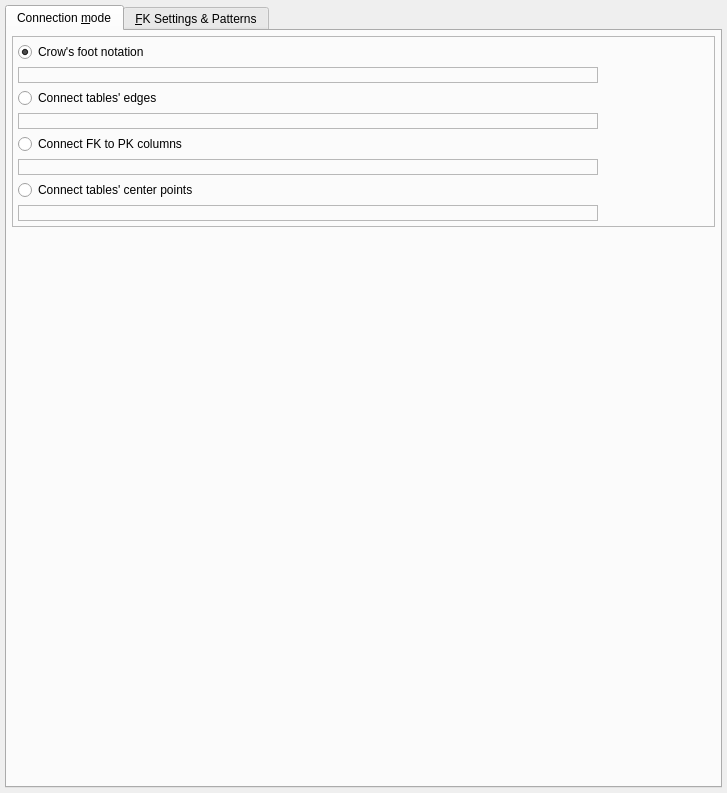
maniac787/pgmodeler, file libs/libgui/ui/settings/relationshipconfigwidget.ui: the form before one commit.
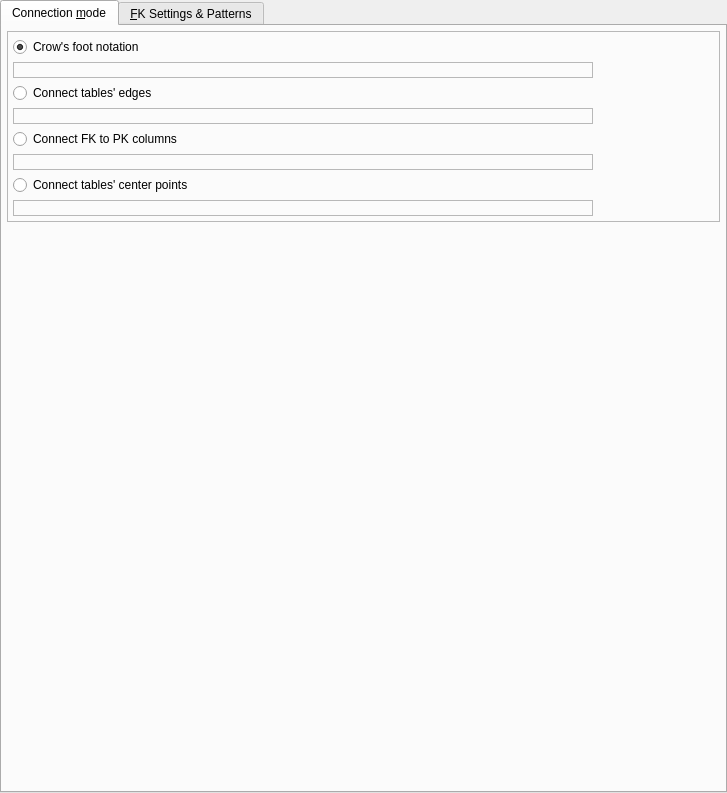
The form after the commit. Icons and pictures are not drawn.

Diff of the .ui file:
```diff
--- a/libs/libgui/ui/settings/relationshipconfigwidget.ui
+++ b/libs/libgui/ui/settings/relationshipconfigwidget.ui
@@ -24,16 +24,16 @@
     <number>5</number>
    </property>
    <property name="leftMargin">
-    <number>5</number>
+    <number>0</number>
    </property>
    <property name="topMargin">
-    <number>5</number>
+    <number>0</number>
    </property>
    <property name="rightMargin">
-    <number>5</number>
+    <number>0</number>
    </property>
    <property name="bottomMargin">
-    <number>5</number>
+    <number>0</number>
    </property>
    <item>
     <widget class="QTabWidget" name="settings_twg">
```
Left out of the diff: 1 changed line with no effect on the pictures.
